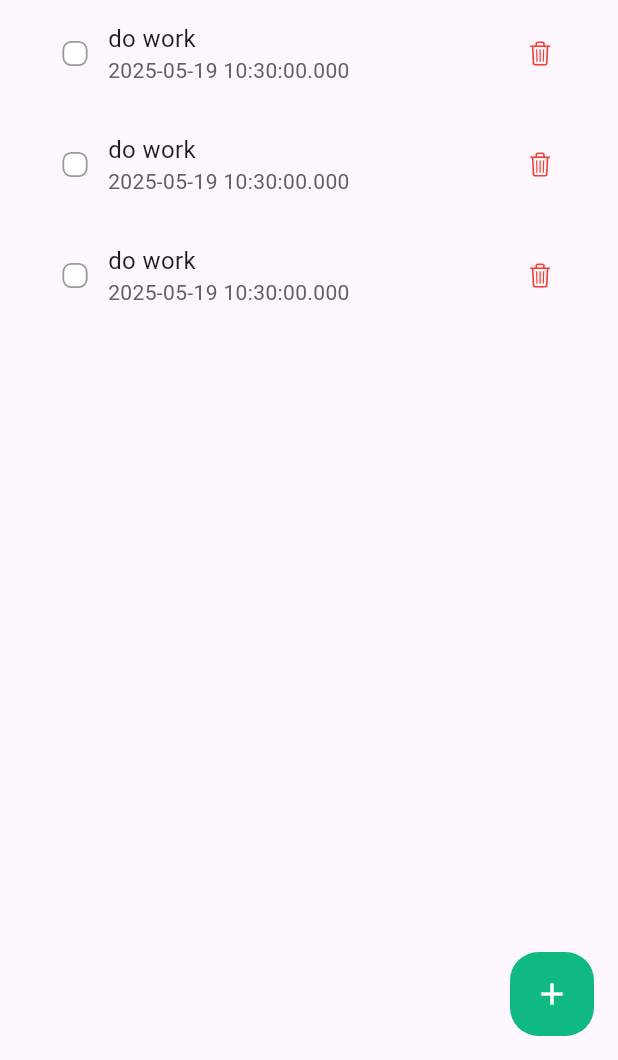
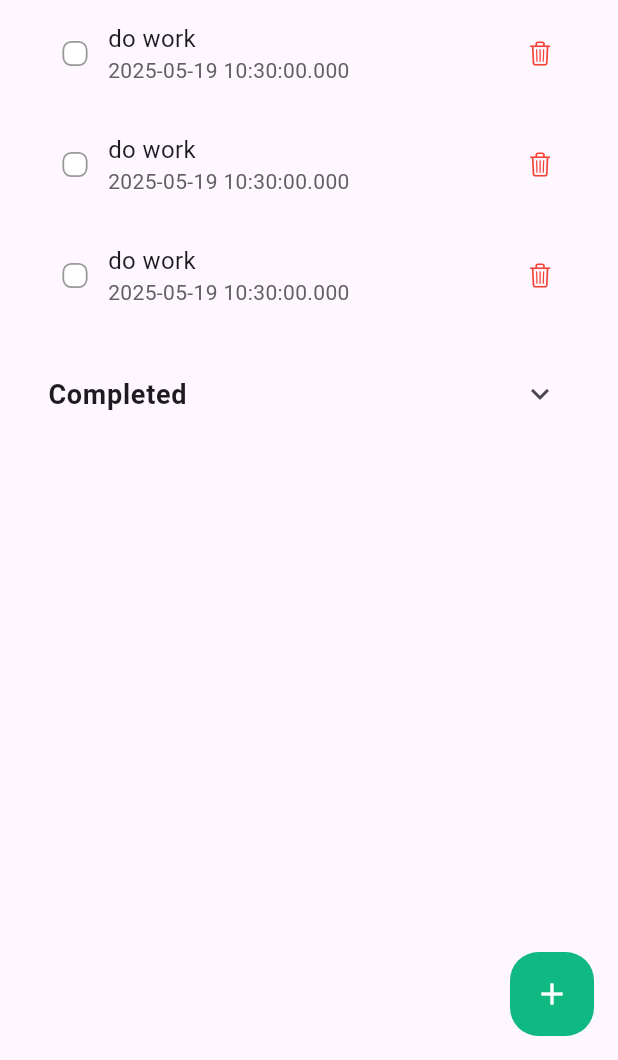
Before and after one commit to 0xawasthi/TODOapp, a Flutter app: the HomePage screen opened by its route, on a phone screen of 412 x 824 dp, the part 176-1236 px from its top. Run offline on Flutter 3.47's test engine with Material 3 defaults, Android fonts, the phone set to English and light mode, and no system bars.

```diff
--- a/lib/homepage.dart
+++ b/lib/homepage.dart
@@ -117,6 +117,32 @@ class _HomePageState extends State<HomePage> {
                               (value) => checkBoxChanged(value, originalIndex),
                         );
                       }),
+                      SizedBox(height: 12),
+
+                      // Completed Tasks Section
+                      ExpansionTile(
+                        title: Text(
+                          "Completed",
+                          style: TextStyle(
+                            fontSize: 18,
+                            fontWeight: FontWeight.w600,
+                          ),
+                        ),
+                        children:
+                            completedTasks.asMap().entries.map((entry) {
+                              int originalIndex = toDoList.indexOf(
+                                entry.value,
+                              ); // Actual index
+                              return ToDoTile(
+                                taskName: entry.value[0],
+                                taskCompleted: entry.value[1],
+                                onTapped: () => deleteTask(originalIndex),
+                                onChanged:
+                                    (value) =>
+                                        checkBoxChanged(value, originalIndex),
+                              );
+                            }).toList(),
+                      ),
                     ],
                   ),
                 ),
```
